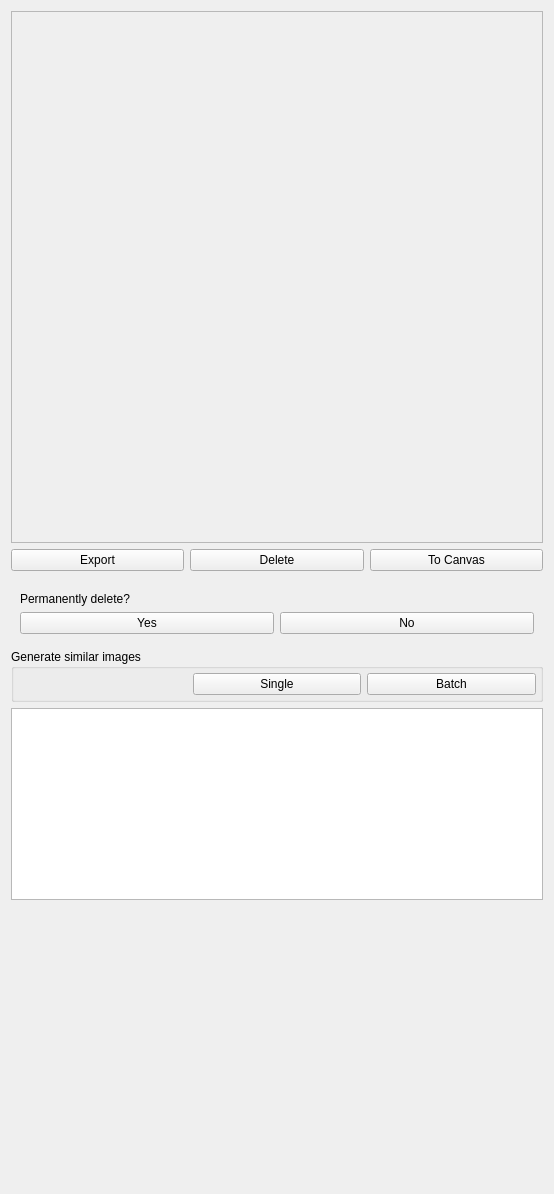
First picture: the form in src/airunner/widgets/canvas_plus/templates/standard_image_widget.ui, repository Capsize-Games/airunner, before the edit.
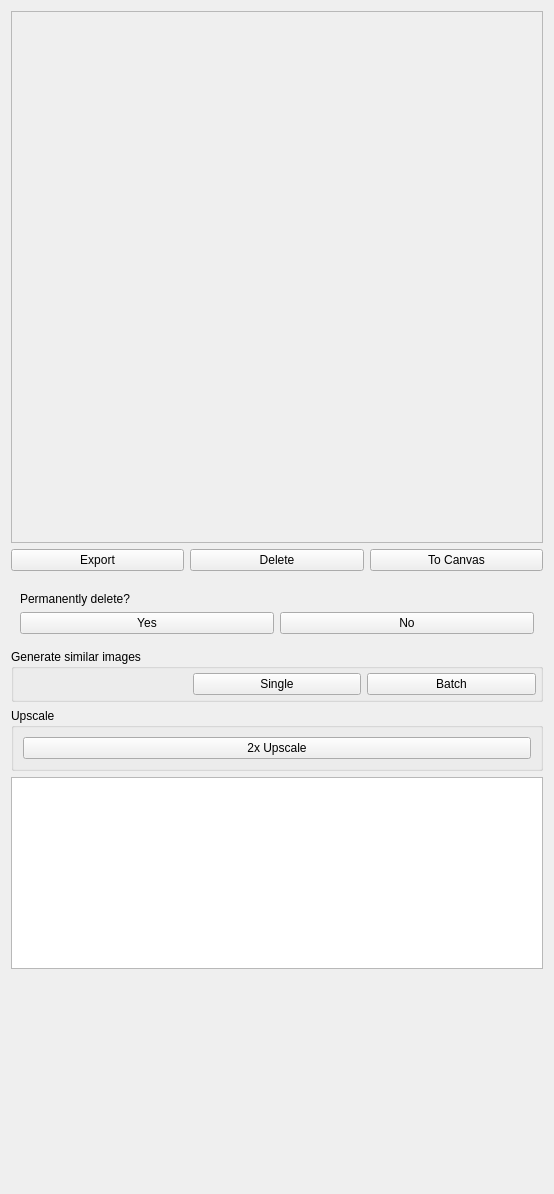
Second picture: the form after the edit. Custom widgets are drawn as their Qt base class.

Commit message: Fixes upscale, adds upscale button to standard image widget

The edit to the form file:
```diff
--- a/src/airunner/widgets/canvas_plus/templates/standard_image_widget.ui
+++ b/src/airunner/widgets/canvas_plus/templates/standard_image_widget.ui
@@ -248,6 +248,22 @@
        </layout>
       </widget>
      </item>
+     <item>
+      <widget class="QGroupBox" name="groupBox">
+       <property name="title">
+        <string>Upscale</string>
+       </property>
+       <layout class="QGridLayout" name="gridLayout_3">
+        <item row="0" column="0">
+         <widget class="QPushButton" name="upscale_2x">
+          <property name="text">
+           <string>2x Upscale</string>
+          </property>
+         </widget>
+        </item>
+       </layout>
+      </widget>
+     </item>
     </layout>
    </item>
    <item row="7" column="0">
```
Left out of the diff: 35 changed lines with no effect on the pictures. The commit also changes 4 other files.
